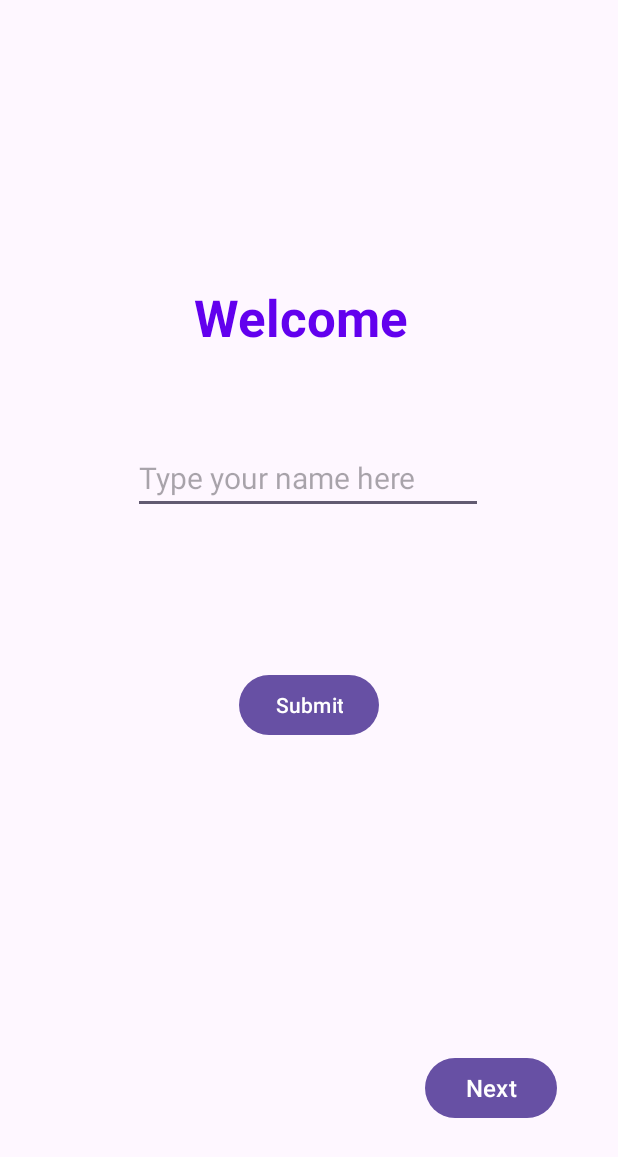
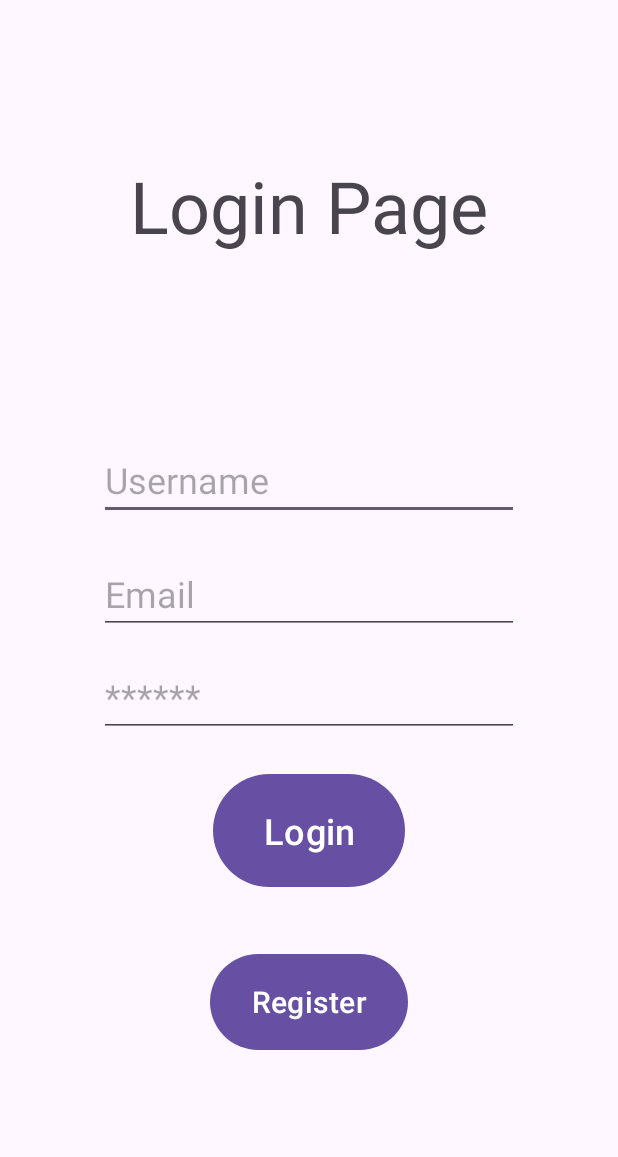
Before and after one commit to israaqaz/WelcomeApp, an Android app: the screen it shows after launch (MainActivity before the commit, LoginActivity after it), after a tap on "Login", on a phone screen of 412 x 824 dp. Shown: the top 1157 px of the screen. Run offline under Robolectric (Android 15) with nearby library versions, the phone set to English and light mode, and no system bars.

```diff
--- a/app/src/main/java/com/example/welcomeapp/LoginActivity.kt
+++ b/app/src/main/java/com/example/welcomeapp/LoginActivity.kt
@@ -7,6 +7,7 @@ import androidx.appcompat.app.AppCompatActivity
 import android.os.Bundle
 import android.widget.Button
 import android.widget.EditText
+import android.widget.Toast
 
 
 class LoginActivity : AppCompatActivity() {
@@ -15,13 +16,19 @@ class LoginActivity : AppCompatActivity() {
     private lateinit var username:EditText // object type should be defined when using lateinit
     private lateinit var userEmail:EditText
 
-    // SharedPreferences objects
-    //private lateinit var userCredentials:SharedPreferences
-    //private lateinit var editor:SharedPreferences.Editor
     override fun onCreate(savedInstanceState: Bundle?) {
         super.onCreate(savedInstanceState)
         setContentView(R.layout.activity_login)
         Log.i("MyTag","Login Activity on Create")
+
+        // Check if user is already logged in
+        if (SharedPrefrencesSingleton.isLoggedIn()) {
+            // User is logged in, redirect to MainActivity
+            val intentLogin = Intent(this, MainActivity::class.java)
+            startActivity(intentLogin)
+            finish()
+            return
+        }
 
         // fields declaring
         username = findViewById(R.id.usernameET)
@@ -30,14 +37,24 @@ class LoginActivity : AppCompatActivity() {
         val logInbtn = findViewById<Button>(R.id.btnLogin)
         val registerbtn = findViewById<Button>(R.id.btnRegister)
 
-        // SharedPreferences creating
-        //userCredentials = getSharedPreferences("users_info", MODE_PRIVATE) //the name of the folder that will be created in mobile data folder
-        //editor = userCredentials.edit() // needed with sharedpreferences to edit the data inside the folder
 
         logInbtn.setOnClickListener {
-            // moving to another activity using intent
-                val intentLogin = Intent (this, MainActivity::class.java)
+
+            //declaring objects to save the data in it
+            val usernameName = username.text.toString()
+            val useremailEmail = userEmail.text.toString()
+
+
+            if (usernameName.isNotEmpty() && useremailEmail.isNotEmpty()) {
+            // using sharedpreferences singleton to save data
+            SharedPrefrencesSingleton.saveUserCredentials(usernameName,useremailEmail)
+
+                val intentLogin = Intent(this, MainActivity::class.java)
                 startActivity(intentLogin)
+                finish()
+            } else {
+                Toast.makeText(this, "Please enter valid credentials or Register", Toast.LENGTH_SHORT).show()
+            }
 
             }
 
@@ -48,22 +65,6 @@ class LoginActivity : AppCompatActivity() {
         }
     }
 
-    override fun onPause() {
-        super.onPause() // below code will happen when the user go to another activity or have changed application screen
-        Log.i("MyTag","Login Activity on Pause")
-        //declaring objects to save the data in it
-        val usernameName = username.text.toString()
-        val useremailEmail = userEmail.text.toString()
-
-        // using sharedpreferences singleton to save data
-        SharedPrefrencesSingleton.saveUserCredentials(usernameName,useremailEmail)
-        /*
-        editor.apply {
-            putString("userCredentials_name",usernameName) // preferable to put the folder name then the object name for clear reference
-            putString("userCredentials_email",useremailEmail)
-            commit() // we need to commit for the action to be made
-        }*/
-    }
 
     override fun onResume() {
         super.onResume() // continue the application running interface
@@ -73,11 +74,6 @@ class LoginActivity : AppCompatActivity() {
         val email = SharedPrefrencesSingleton.getEmail()
         username.setText(name) // defining where to display the data in user interface
         userEmail.setText(email)
-        /*
-        // bringing back the saved data in shared preferences
-        val name = userCredentials.getString("userCredentials_name",null)
-        val email = userCredentials.getString("userCredentials_email",null)
-        username.setText(name) // defining where to display the data in user interface
-        userEmail.setText(email) */
+
     }
 }
--- a/app/src/main/java/com/example/welcomeapp/SharedPrefrencesSingleton.kt
+++ b/app/src/main/java/com/example/welcomeapp/SharedPrefrencesSingleton.kt
@@ -11,6 +11,7 @@ object SharedPrefrencesSingleton {
     //List of keys
     private const val KEY_USERNAME = "userCredentials_name"
     private const val KEY_EMAIL = "userCredentials_email"
+    private const val KEY_LOGGED_IN = "logged_in"
 
     // Initializing the SharedPreferences object
     fun init(context: Context){
@@ -24,6 +25,7 @@ object SharedPrefrencesSingleton {
             // this function took two parameters and then saved them in (key, valur) arguments
             putString(KEY_USERNAME, username)
             putString(KEY_EMAIL,email)
+            putBoolean(KEY_LOGGED_IN,true)
             apply()
         }
     }
@@ -37,6 +39,17 @@ object SharedPrefrencesSingleton {
         return preferences.getString(KEY_EMAIL, null)
     }
 
+    fun isLoggedIn(): Boolean {
+        return preferences.getBoolean(KEY_LOGGED_IN, false)
+    }
+
+    fun logout() {
+        val editor = preferences.edit()
+        editor.putBoolean(KEY_LOGGED_IN, false)
+        editor.clear()
+        editor.apply()
+    }
+
 // i can add more functions for any other data types:
 // (int, float, char, boolean, Enumerated, Array, Date, Time, Datetime, Timestamp)
 
--- a/app/src/main/res/layout/activity_main.xml
+++ b/app/src/main/res/layout/activity_main.xml
@@ -22,33 +22,6 @@
         app:layout_constraintTop_toTopOf="parent"
         app:layout_constraintVertical_bias="0.242" />
 
-    <EditText
-        android:id="@+id/etUsername"
-        android:layout_width="wrap_content"
-        android:layout_height="wrap_content"
-        android:ems="10"
-        android:hint="Type your name here "
-        android:inputType="text"
-        android:textColor="@color/design_default_color_secondary"
-        android:textSize="20sp"
-        app:layout_constraintBottom_toBottomOf="parent"
-        app:layout_constraintEnd_toEndOf="parent"
-        app:layout_constraintHorizontal_bias="0.497"
-        app:layout_constraintStart_toStartOf="parent"
-        app:layout_constraintTop_toTopOf="parent"
-        app:layout_constraintVertical_bias="0.38" />
-
-    <Button
-        android:id="@+id/btnSubmit"
-        android:layout_width="wrap_content"
-        android:layout_height="wrap_content"
-        android:text="Submit"
-        android:textSize="14sp"
-        app:layout_constraintBottom_toBottomOf="parent"
-        app:layout_constraintEnd_toEndOf="parent"
-        app:layout_constraintStart_toStartOf="parent"
-        app:layout_constraintTop_toTopOf="parent"
-        app:layout_constraintVertical_bias="0.575" />
 
     <Button
         android:id="@+id/btnNext"
@@ -58,9 +31,21 @@
         android:textSize="16sp"
         app:layout_constraintBottom_toBottomOf="parent"
         app:layout_constraintEnd_toEndOf="parent"
-        app:layout_constraintHorizontal_bias="0.875"
+        app:layout_constraintHorizontal_bias="0.498"
         app:layout_constraintStart_toStartOf="parent"
         app:layout_constraintTop_toTopOf="parent"
-        app:layout_constraintVertical_bias="0.904" />
+        app:layout_constraintVertical_bias="0.499" />
+
+    <Button
+        android:id="@+id/btnLogout"
+        android:layout_width="wrap_content"
+        android:layout_height="wrap_content"
+        android:text="Logout"
+        app:layout_constraintBottom_toBottomOf="parent"
+        app:layout_constraintEnd_toEndOf="parent"
+        app:layout_constraintHorizontal_bias="0.188"
+        app:layout_constraintStart_toStartOf="parent"
+        app:layout_constraintTop_toTopOf="parent"
+        app:layout_constraintVertical_bias="0.918" />
 
 </androidx.constraintlayout.widget.ConstraintLayout>
```
Also changed, not shown: app/src/main/java/com/example/welcomeapp/MainActivity.kt (+18 -25 lines), app/src/main/res/layout/activity_second.xml (+0 -23 lines).
